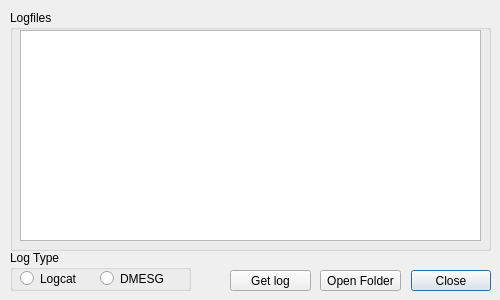
This is AndroidMultiTool/dialoglogging.ui in lexpaval/LxMultiTool as Qt 5 draws it before an edit. The edited form follows.
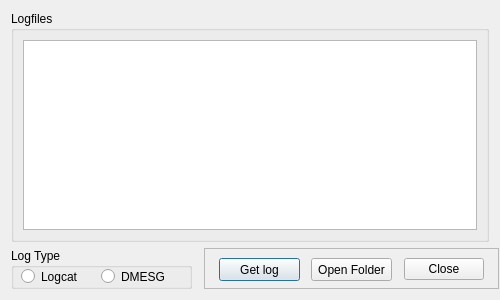
This is the edited form. Icons and pictures are not drawn.

Commit message:
[all] Use layouts
Better UI cohesion and all menus with tables can now be resized.

The edit to the form file:
```diff
--- a/AndroidMultiTool/dialoglogging.ui
+++ b/AndroidMultiTool/dialoglogging.ui
@@ -18,21 +18,108 @@
   </property>
   <property name="maximumSize">
    <size>
-    <width>500</width>
-    <height>300</height>
+    <width>800</width>
+    <height>600</height>
    </size>
   </property>
   <property name="windowTitle">
    <string>Logging Menu</string>
   </property>
+  <layout class="QGridLayout" name="gridLayout_2">
+   <item row="1" column="2">
+    <widget class="QFrame" name="frame">
+     <property name="minimumSize">
+      <size>
+       <width>295</width>
+       <height>41</height>
+      </size>
+     </property>
+     <property name="maximumSize">
+      <size>
+       <width>295</width>
+       <height>41</height>
+      </size>
+     </property>
+     <property name="frameShape">
+      <enum>QFrame::StyledPanel</enum>
+     </property>
+     <property name="frameShadow">
+      <enum>QFrame::Raised</enum>
+     </property>
+     <layout class="QHBoxLayout" name="horizontalLayout">
+      <item>
+       <widget class="QPushButton" name="getLogButton">
+        <property name="sizePolicy">
+         <sizepolicy hsizetype="Fixed" vsizetype="Fixed">
+          <horstretch>0</horstretch>
+          <verstretch>0</verstretch>
+         </sizepolicy>
+        </property>
+        <property name="minimumSize">
+         <size>
+          <width>81</width>
+          <height>23</height>
+         </size>
+        </property>
+        <property name="maximumSize">
+         <size>
+          <width>81</width>
+          <height>23</height>
+         </size>
+        </property>
+        <property name="toolTip">
+         <string>&lt;html&gt;&lt;head/&gt;&lt;body&gt;&lt;p&gt;Click here to select a name and get your selected log.&lt;/p&gt;&lt;/body&gt;&lt;/html&gt;</string>
+        </property>
+        <property name="text">
+         <string>Get log</string>
+        </property>
+        <property name="icon">
+         <iconset resource="icons.qrc">
+          <normaloff>:/Icons/log.png</normaloff>:/Icons/log.png</iconset>
+        </property>
+       </widget>
+      </item>
+      <item>
+       <widget class="QPushButton" name="openFolderButton">
+        <property name="sizePolicy">
+         <sizepolicy hsizetype="Fixed" vsizetype="Fixed">
+          <horstretch>0</horstretch>
+          <verstretch>0</verstretch>
+         </sizepolicy>
+        </property>
+        <property name="minimumSize">
+         <size>
+          <width>81</width>
+          <height>23</height>
+         </size>
+        </property>
+        <property name="maximumSize">
+         <size>
+          <width>81</width>
+          <height>23</height>
+         </size>
+        </property>
+        <property name="toolTip">
+         <string>&lt;html&gt;&lt;head/&gt;&lt;body&gt;&lt;p&gt;Click here to open the logs folder.&lt;/p&gt;&lt;/body&gt;&lt;/html&gt;</string>
+        </property>
+        <property name="text">
+         <string>Open Folder</string>
+        </property>
+       </widget>
+      </item>
+      <item>
   <widget class="QDialogButtonBox" name="buttonBox">
-   <property name="geometry">
-    <rect>
-     <x>410</x>
-     <y>270</y>
+        <property name="minimumSize">
+         <size>
      <width>81</width>
-     <height>21</height>
-    </rect>
+          <height>23</height>
+         </size>
+        </property>
+        <property name="maximumSize">
+         <size>
+          <width>81</width>
+          <height>23</height>
+         </size>
    </property>
    <property name="toolTip">
     <string>&lt;html&gt;&lt;head/&gt;&lt;body&gt;&lt;p&gt;Close this dialog.&lt;/p&gt;&lt;/body&gt;&lt;/html&gt;</string>
@@ -44,88 +131,18 @@
     <set>QDialogButtonBox::Close</set>
    </property>
   </widget>
-  <widget class="QGroupBox" name="groupBox">
-   <property name="geometry">
-    <rect>
-     <x>10</x>
-     <y>250</y>
-     <width>181</width>
-     <height>41</height>
-    </rect>
-   </property>
-   <property name="title">
-    <string>Log Type</string>
-   </property>
-   <widget class="QRadioButton" name="radioLogcat">
-    <property name="geometry">
-     <rect>
-      <x>10</x>
-      <y>20</y>
-      <width>82</width>
-      <height>17</height>
-     </rect>
-    </property>
-    <property name="toolTip">
-     <string>&lt;html&gt;&lt;head/&gt;&lt;body&gt;&lt;p&gt;Get full ADB log since you started your device.&lt;/p&gt;&lt;/body&gt;&lt;/html&gt;</string>
-    </property>
-    <property name="text">
-     <string>Logcat</string>
-    </property>
-   </widget>
-   <widget class="QRadioButton" name="radioDmesg">
-    <property name="geometry">
-     <rect>
-      <x>90</x>
-      <y>20</y>
-      <width>82</width>
-      <height>17</height>
-     </rect>
-    </property>
-    <property name="toolTip">
-     <string>&lt;html&gt;&lt;head/&gt;&lt;body&gt;&lt;p&gt;Get full DMESG log since you started your device. This is also known as the kernel log.&lt;/p&gt;&lt;/body&gt;&lt;/html&gt;</string>
-    </property>
-    <property name="text">
-     <string>DMESG</string>
-    </property>
-   </widget>
-  </widget>
-  <widget class="QPushButton" name="openFolderButton">
-   <property name="geometry">
-    <rect>
-     <x>320</x>
-     <y>270</y>
-     <width>81</width>
-     <height>21</height>
-    </rect>
-   </property>
-   <property name="toolTip">
-    <string>&lt;html&gt;&lt;head/&gt;&lt;body&gt;&lt;p&gt;Click here to open the logs folder.&lt;/p&gt;&lt;/body&gt;&lt;/html&gt;</string>
-   </property>
-   <property name="text">
-    <string>Open Folder</string>
-   </property>
-  </widget>
+      </item>
+     </layout>
+    </widget>
+   </item>
+   <item row="0" column="0" colspan="3">
   <widget class="QGroupBox" name="groupBox_2">
-   <property name="geometry">
-    <rect>
-     <x>10</x>
-     <y>10</y>
-     <width>481</width>
-     <height>241</height>
-    </rect>
-   </property>
    <property name="title">
     <string>Logfiles</string>
    </property>
+     <layout class="QGridLayout" name="gridLayout">
+      <item row="0" column="0">
    <widget class="QTableWidget" name="tableWidget">
-    <property name="geometry">
-     <rect>
-      <x>10</x>
-      <y>20</y>
-      <width>461</width>
-      <height>211</height>
-     </rect>
-    </property>
     <property name="toolTip">
      <string>&lt;html&gt;&lt;head/&gt;&lt;body&gt;&lt;p&gt;The list of logfiles located in the logfiles folder.&lt;/p&gt;&lt;/body&gt;&lt;/html&gt;</string>
     </property>
@@ -148,33 +165,75 @@
      <bool>false</bool>
     </attribute>
    </widget>
-  </widget>
-  <widget class="QPushButton" name="getLogButton">
-   <property name="geometry">
-    <rect>
-     <x>230</x>
-     <y>270</y>
-     <width>81</width>
-     <height>21</height>
-    </rect>
+      </item>
+     </layout>
+    </widget>
+   </item>
+   <item row="1" column="0">
+    <widget class="QGroupBox" name="groupBox">
+     <property name="minimumSize">
+      <size>
+       <width>181</width>
+       <height>41</height>
+      </size>
    </property>
    <property name="maximumSize">
     <size>
-     <width>81</width>
-     <height>21</height>
-    </size>
-   </property>
+       <width>181</width>
+       <height>41</height>
+      </size>
+     </property>
+     <property name="title">
+      <string>Log Type</string>
+     </property>
+     <widget class="QRadioButton" name="radioLogcat">
+      <property name="geometry">
+       <rect>
+        <x>10</x>
+        <y>20</y>
+        <width>82</width>
+        <height>17</height>
+       </rect>
+      </property>
    <property name="toolTip">
     <string>&lt;html&gt;&lt;head/&gt;&lt;body&gt;&lt;p&gt;Click here to select a name and get your selected log.&lt;/p&gt;&lt;/body&gt;&lt;/html&gt;</string>
    </property>
    <property name="text">
-    <string>Get log</string>
-   </property>
-   <property name="icon">
-    <iconset resource="icons.qrc">
-     <normaloff>:/Icons/log.png</normaloff>:/Icons/log.png</iconset>
-   </property>
-  </widget>
+       <string>Logcat</string>
+      </property>
+     </widget>
+     <widget class="QRadioButton" name="radioDmesg">
+      <property name="geometry">
+       <rect>
+        <x>90</x>
+        <y>20</y>
+        <width>82</width>
+        <height>17</height>
+       </rect>
+      </property>
+      <property name="toolTip">
+       <string>&lt;html&gt;&lt;head/&gt;&lt;body&gt;&lt;p&gt;Get full DMESG log since you started your device. This is also known as the kernel log.&lt;/p&gt;&lt;/body&gt;&lt;/html&gt;</string>
+      </property>
+      <property name="text">
+       <string>DMESG</string>
+      </property>
+     </widget>
+    </widget>
+   </item>
+   <item row="1" column="1">
+    <spacer name="horizontalSpacer">
+     <property name="orientation">
+      <enum>Qt::Horizontal</enum>
+     </property>
+     <property name="sizeHint" stdset="0">
+      <size>
+       <width>40</width>
+       <height>20</height>
+      </size>
+     </property>
+    </spacer>
+   </item>
+  </layout>
  </widget>
  <resources>
   <include location="icons.qrc"/>
```
Left out of the diff: 8 changed lines with no effect on the pictures. Lines whose indentation alone changed are shown as unchanged. The commit also changes 8 other files.
